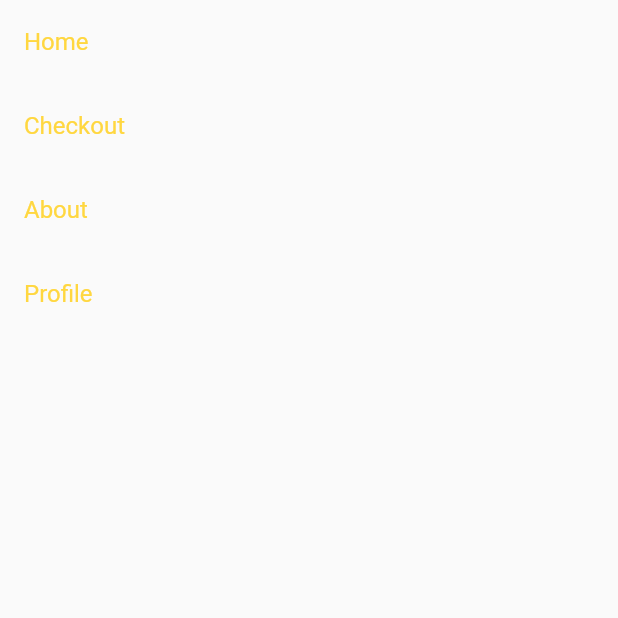
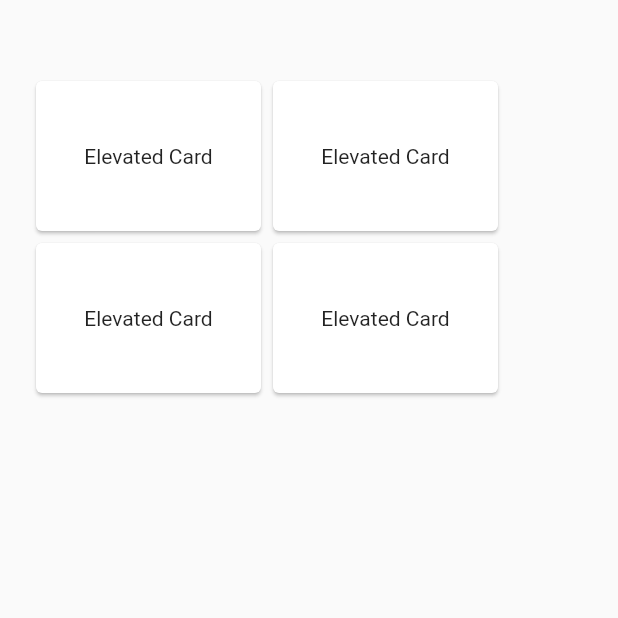
Before and after one commit to Khushi-035/e-shop, a Flutter app: the screen it shows once a user with an empty profile is signed in, on a phone screen of 412 x 824 dp, the top half of it. Run offline on Flutter 3.47's test engine with Material 2 defaults, Android fonts, the phone set to English and light mode, and no system bars; our stand-ins replace firebase_auth, firebase_core, get; accounts and stored records are empty; network calls fail.

Commit message:
First commit

```diff
--- a/lib/controllers/auth_controller.dart
+++ b/lib/controllers/auth_controller.dart
@@ -44,7 +44,7 @@ class AuthController extends GetxController {
     await auth.createUserWithEmailAndPassword(email: email, password: password);
   } on FirebaseAuthException catch (e) {
     //define error
-    // getErrorSnackbar("Account Creating Failed", e);
+    getErrorSnackbar("Account Creating Failed", e);
 
   }
 }
--- a/lib/main.dart
+++ b/lib/main.dart
@@ -1,6 +1,7 @@
 import 'package:e_shop/controllers/auth_controller.dart';
 import 'package:e_shop/pages/home_screen.dart';
 import 'package:e_shop/pages/login_page.dart';
+import 'package:e_shop/pages/signup_screen.dart';
 import 'package:firebase_core/firebase_core.dart';
 import 'package:flutter/material.dart';
 import 'package:get/get.dart';
@@ -19,7 +20,7 @@ class MyApp extends StatelessWidget {
     return MaterialApp(
       debugShowCheckedModeBanner: false,
       title: 'E-Shop',
-      home: HomeScreen(),
+      home: LoginScreen(),
     );
   }
 }
--- a/lib/pages/home_screen.dart
+++ b/lib/pages/home_screen.dart
@@ -16,118 +16,68 @@ class _HomeScreenState extends State<HomeScreen> {
     SystemChrome.setSystemUIOverlayStyle(
       const SystemUiOverlayStyle(statusBarColor: Colors.black),
     );
+    return Scaffold(
 
-    return Drawer(
-      child: ListView(
-        children: <Widget>[
-          // _buildUserAccountsDrawerHeader(),
-          ListTile(
-            textColor: Colors.amberAccent,
-            onTap: () {
-
-            },
-
-            title: Text("Home"),
-          ),
-          ListTile(
-            textColor: Colors.amberAccent,
-            onTap: () {
-
-
-            },
-
-            title: Text("Checkout"),
-          ),
-          ListTile(
-            textColor: Colors.amberAccent,
-            onTap: () {
+      // appBar: Column(
+      //   children: [
+      //     AppBar(
+      //       leading: Padding(
+      //         padding: const EdgeInsets.only(left: 8, top: 8),
 
 
 
-            },
+            // child: Container(
 
-            title: Text("About"),
-          ),
-          ListTile(
-            // selected: profileColor,
-            textColor: Colors.amberAccent,
-            onTap: () {
+            // padding: EdgeInsets.only(top: 50, left: 20, right: 20),
+          body: Container(
+            padding: EdgeInsets.only(top: 50, left: 20, right: 20),
+            child: Column(
+              children: [
+            Row(
+              children: [
+                Card(
+                  child: SizedBox(
 
-
-            },
-
-            title: Text("Profile"),
-          ),
-
-        ],
-      ),
-    );
-  }
-
-  }
-
-
-
-//       appBar: Column(
-//         children: [
-//           AppBar(
-//             leading: Padding(
-//               padding: const EdgeInsets.only(left: 8, top: 8),
-
-
-
-//             child: Container(
-
-//             padding: EdgeInsets.only(top: 50, left: 20, right: 20),
-//             child: Column(
-//             children: [
-//           Row(
-//             children: [
-//               Card(
-//                 child: SizedBox(
-//                   width: 150,
-//                   height: 100,
-//                   child: Center(child: Text('Elevated Card')),
-//                 ),
-//               ),
-//               Card(
-//               child: SizedBox(
-//               width: 150,
-//               height: 100,
-//               child: Center(child: Text('Elevated Card')),
-//             ),
-//           ),
-//             ],
-//           ),
-//           Row(
-//             children: [
-//               Card(
-//                 child: SizedBox(
-//                   width: 150,
-//                   height: 100,
-//                   child: Center(child: Text('Elevated Card')),
-//                 ),
-//               ),
-//               Card(
-//             child: SizedBox(
-//               width: 150,
-//               height: 100,
-//               child: Center(child: Text('Elevated Card')),
-//             ),
-//           ),
-//             ],
-//           ),
+                    width: 150,
+                    height: 100,
+                    child: Center(child: Text('Elevated Card')),
+                  ),
+                ),
+                Card(
+                child: SizedBox(
+                width: 150,
+                height: 100,
+                child: Center(child: Text('Elevated Card')),
+              ),
+            ),
+              ],
+            ),
+            Row(
+              children: [
+                Card(
+                  child: SizedBox(
+                    width: 150,
+                    height: 100,
+                    child: Center(child: Text('Elevated Card')),
+                  ),
+                ),
+                Card(
+              child: SizedBox(
+                width: 150,
+                height: 100,
+                child: Center(child: Text('Elevated Card')),
+              ),
+            ),
+              ],
+            ),
 
 
 
 
-//             ],
-//           ),
-//             ),
-//             ),),
-//         ],
-//       ),
+              ],
+            ),
+          ),
+            );
 
-//     );
-//   }
-// }
+  }
+}
```
Also changed, not shown: lib/pages/login_page.dart (+8 -10 lines), lib/pages/signup_screen.dart (+7 -7 lines).
